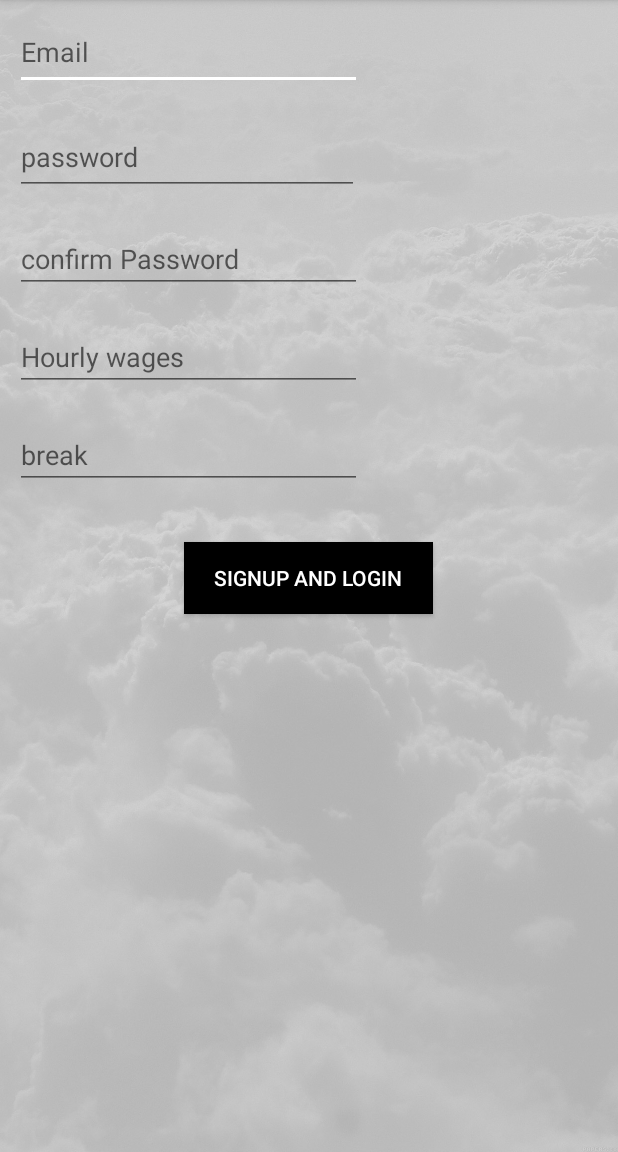
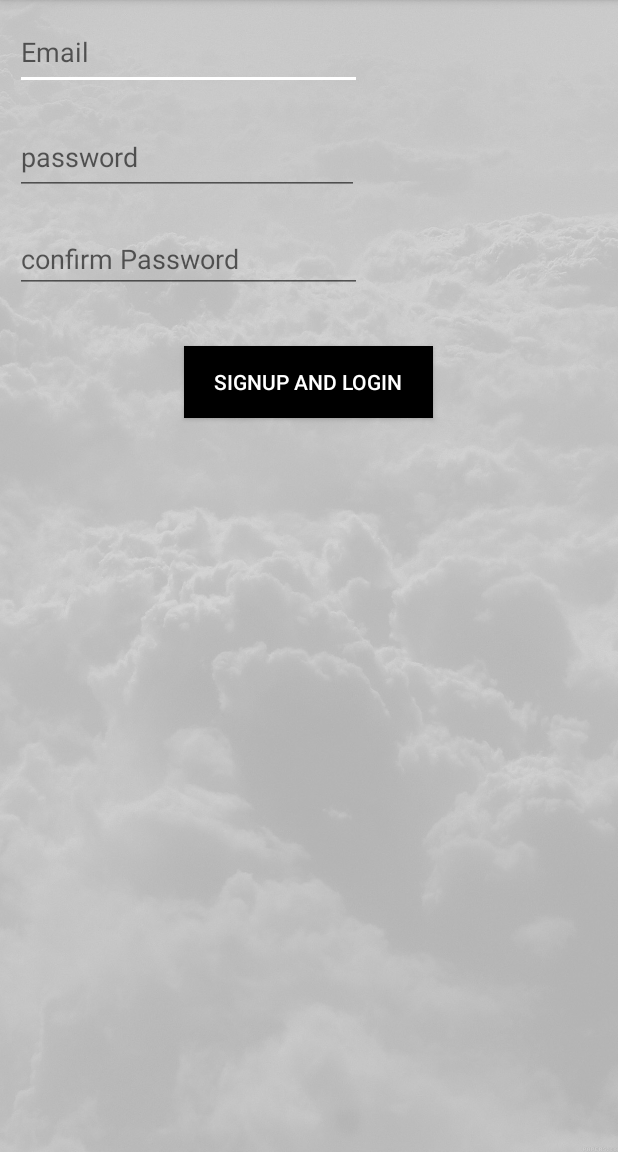
Before and after one commit to mayahaddad/MayaAoc2019final, an Android app: the SignUpActivity screen opened directly, with no data from a screen before it, on a phone screen of 412 x 824 dp, the part 84-1236 px from its top. Run offline under Robolectric (Android 15) with nearby library versions, the phone set to English and light mode, and no system bars; our stand-ins replace Firebase (no records; nobody signed in at launch, a user with empty details on screens opened directly); 2 statements that could not run were skipped.

Commit message:
fixed erros

```diff
--- a/app/src/main/AndroidManifest.xml
+++ b/app/src/main/AndroidManifest.xml
@@ -9,7 +9,7 @@
         android:roundIcon="@mipmap/ic_launcher_round"
         android:supportsRtl="true"
         android:theme="@style/AppTheme">
-        <activity android:name=".locationActivity"></activity>
+        <activity android:name=".locationActivity" />
         <activity android:name=".LogInActivity">
             <intent-filter>
                 <action android:name="android.intent.action.MAIN" />
--- a/app/src/main/res/layout/activity_sign_up.xml
+++ b/app/src/main/res/layout/activity_sign_up.xml
@@ -36,25 +36,6 @@
         android:hint="confirm Password"
         android:inputType="textPassword" />
 
-    <EditText
-        android:id="@+id/editTextHourlyWages"
-        android:layout_width="231dp"
-        android:layout_height="wrap_content"
-        android:layout_margin="10dp"
-        android:ems="10"
-        android:hint="Hourly wages"
-        android:inputType="number"
-        />
-
-    <EditText
-        android:id="@+id/editTextBreak"
-        android:layout_width="231dp"
-        android:layout_height="wrap_content"
-        android:layout_margin="10dp"
-        android:ems="10"
-        android:hint="break"
-        android:inputType="number" />
-
     <Button
         android:id="@+id/buttonSignUp2"
         android:layout_width="166dp"
```
Also changed, not shown: app/src/main/res/layout/activity_my_work.xml (+17 -0 lines).
